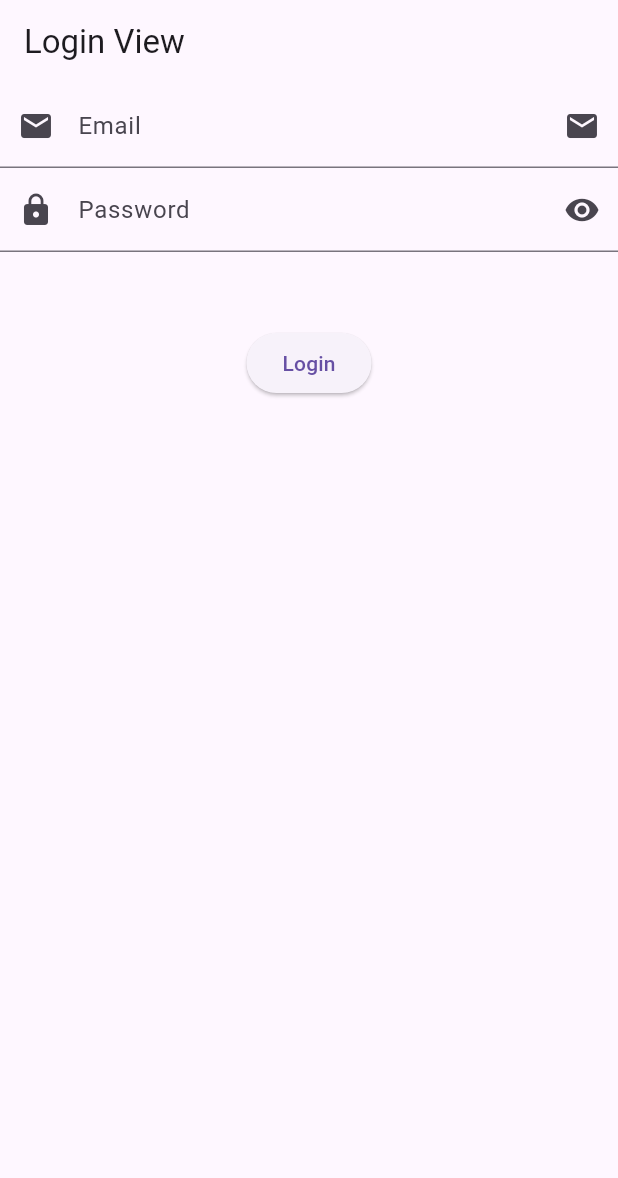
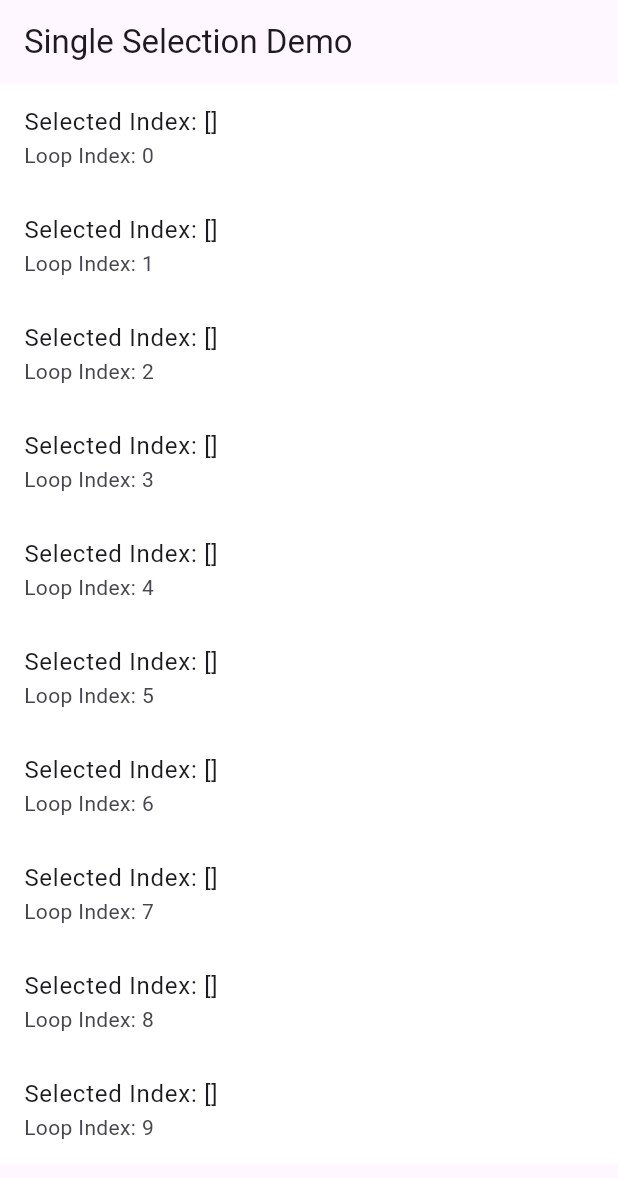
Before and after one commit to MuhammadAliKust/Awais-Lateef-Project, a Flutter app: the screen it shows after launch, on a phone screen of 412 x 824 dp. Shown: the top 1178 px of the screen. Run offline on Flutter 3.47's test engine with Material 3 defaults, Android fonts, the phone set to English and light mode, and no system bars; our stand-ins replace string_validator.

Commit message:
Single and Multi Selection Done

```diff
--- a/lib/main.dart
+++ b/lib/main.dart
@@ -1,6 +1,9 @@
 import 'package:awais_project/asset_image_demo.dart';
 import 'package:awais_project/image_demo.dart';
+import 'package:awais_project/list_view_demo.dart';
 import 'package:awais_project/login_view.dart';
+import 'package:awais_project/multi_selection_demo.dart';
+import 'package:awais_project/single_selection_demo.dart';
 import 'package:flutter/material.dart';
 
 void main() {
@@ -12,8 +15,8 @@ class MyApp extends StatelessWidget {
 
   @override
   Widget build(BuildContext context) {
-    return  MaterialApp(
-      home: LoginView(),
+    return   MaterialApp(
+      home: MultiSelectionDemo(),
     );
   }
 }
--- /dev/null
+++ b/lib/multi_selection_demo.dart
@@ -0,0 +1,40 @@
+import 'package:flutter/material.dart';
+
+class MultiSelectionDemo extends StatefulWidget {
+  MultiSelectionDemo({super.key});
+
+  @override
+  State<MultiSelectionDemo> createState() => _MultiSelectionDemoState();
+}
+
+class _MultiSelectionDemoState extends State<MultiSelectionDemo> {
+  List<int> selectedIndex = [];
+
+  @override
+  Widget build(BuildContext context) {
+    return Scaffold(
+      appBar: AppBar(
+        title: Text("Single Selection Demo"),
+      ),
+      body: ListView.builder(
+          itemCount: 10,
+          itemBuilder: (context, i) {
+            return ListTile(
+              onTap: () {
+                if(selectedIndex.contains(i)){
+                  selectedIndex.remove(i);
+                }else{
+                  selectedIndex.add(i);
+                }
+
+                setState(() {});
+              },
+              title: Text("Selected Index: $selectedIndex"),
+              subtitle: Text("Loop Index: $i"),
+              tileColor: selectedIndex.contains(i)
+                  ? Colors.blue : Colors.white,
+            );
+          }),
+    );
+  }
+}
```
Also changed, not shown: lib/list_view_demo.dart (added, +21 -0 lines), lib/login_view.dart (+22 -3 lines), lib/single_selection_demo.dart (added, +34 -0 lines).
